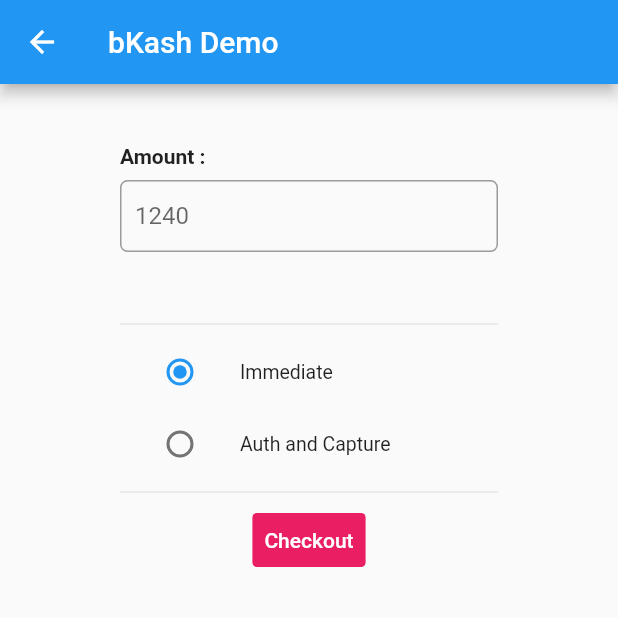
After one commit to hamidhosen42/Flutter-Paymnet-Gateway, a Flutter app: the screen it shows after launch, after a tap on "Bikash Payment", on a phone screen of 412 x 824 dp, the top half of it. The commit adds this screen. Run offline on Flutter 3.47's test engine with Material 2 defaults, Android fonts, the phone set to English and light mode, and no system bars; missing offline and left inert: flutter_bkash, flutter_stripe; network calls fail.

Commit message:
bikash-payment

```diff
--- /dev/null
+++ b/lib/bikash_payment.dart
@@ -0,0 +1,204 @@
+import 'dart:developer' as dev;
+// import 'package:example/utils/style.dart';
+import 'package:flutter/material.dart';
+import 'package:flutter_bkash/flutter_bkash.dart';
+
+enum Intent { sale, authorization }
+
+class BikashPayment extends StatefulWidget {
+  final String title;
+
+  const BikashPayment({Key? key, required this.title}) : super(key: key);
+
+  @override
+  BikashPaymentState createState() => BikashPaymentState();
+}
+
+class BikashPaymentState extends State<BikashPayment> {
+  final GlobalKey<ScaffoldState> _scaffoldKey = GlobalKey<ScaffoldState>();
+  final TextEditingController _amountController = TextEditingController();
+
+  Intent _intent = Intent.sale;
+  FocusNode? focusNode;
+
+  @override
+  void initState() {
+    super.initState();
+
+    focusNode = FocusNode();
+  }
+
+  @override
+  void dispose() {
+    // Clean up the focus node when the Form is disposed.
+    focusNode!.dispose();
+    super.dispose();
+  }
+
+  @override
+  Widget build(BuildContext context) {
+    return Scaffold(
+      key: _scaffoldKey,
+      appBar: AppBar(title: Text(widget.title)),
+      body: SingleChildScrollView(
+        padding: const EdgeInsets.fromLTRB(80, 40, 80, 40),
+        child: Column(
+          crossAxisAlignment: CrossAxisAlignment.start,
+          children: [
+            const Text(
+              'Amount :',
+              style: TextStyle(fontWeight: FontWeight.bold),
+            ),
+            Container(
+              margin: const EdgeInsets.only(top: 8),
+              child: TextFormField(
+                focusNode: focusNode,
+                controller: _amountController,
+                decoration: const InputDecoration(
+                  hintText: "1240",
+                  contentPadding:
+                      EdgeInsets.symmetric(horizontal: 10, vertical: 0),
+                  border: OutlineInputBorder(
+                      borderRadius: BorderRadius.all(Radius.circular(5)),
+                      borderSide: BorderSide(color: Colors.grey)),
+                  focusedBorder: OutlineInputBorder(
+                    borderSide: BorderSide(color: Colors.pink, width: 2.0),
+                  ),
+                  // hintText: reviewTitle,
+                ),
+                keyboardType: TextInputType.number,
+                maxLines: 1,
+                minLines: 1,
+              ),
+            ),
+            const SizedBox(height: 40.0),
+            const Divider(),
+            ListTile(
+              title: const Text('Immediate'),
+              leading: Radio(
+                value: Intent.sale,
+                groupValue: _intent,
+                onChanged: (value) {
+                  setState(() => _intent = value!);
+                },
+              ),
+              dense: true,
+            ),
+            ListTile(
+              title: const Text('Auth and Capture'),
+              leading: Radio(
+                value: Intent.authorization,
+                groupValue: _intent,
+                onChanged: (value) {
+                  setState(() => _intent = value!);
+                },
+              ),
+              dense: true,
+            ),
+            const Divider(),
+            Center(
+              child: TextButton(
+                style: TextButton.styleFrom(
+                    shape: RoundedRectangleBorder(
+                      borderRadius: BorderRadius.circular(3.0),
+                    ),
+                    backgroundColor: Colors.pink),
+                child: const Text(
+                  "Checkout",
+                  style: TextStyle(color: Colors.white),
+                ),
+                onPressed: () {
+                  String amount = _amountController.text.trim();
+                  String intent =
+                      _intent == Intent.sale ? "sale" : "authorization";
+
+                  if (amount.isEmpty) {
+                    // if the amount is empty then show the snack-bar
+                    ScaffoldMessenger.of(context).showSnackBar(const SnackBar(
+                        content: Text(
+                            "Amount is empty. Without amount you can't pay. Try again")));
+                    return;
+                  }
+                  // remove focus from TextField to hide keyboard
+                  focusNode!.unfocus();
+                  // Goto BkashPayment page & pass the params
+                  Navigator.of(context).push(MaterialPageRoute(
+                      builder: (context) => BkashPayment(
+                            /// depend isSandbox (true/false)
+                            isSandbox: true,
+
+                            /// amount of your bkash payment
+                            amount: amount,
+
+                            /// intent would be (sale / authorization)
+                            intent: intent,
+                            // accessToken: '', /// if the user have own access token for verify payment
+                            // currency: 'BDT',
+                            /// bkash url for create payment, when you implement on you project then it be change as your production create url, [when you send it on sandbox mode, send it as empty string '' or anything]
+                            createBKashUrl:
+                                'https://merchantserver.sandbox.bka.sh/api/checkout/v1.2.0-beta/payment/create',
+
+                            /// bkash url for execute payment, , when you implement on you project then it be change as your production create url, [when you send it on sandbox mode, send it as empty string '' or anything]
+                            executeBKashUrl:
+                                'https://merchantserver.sandbox.bka.sh/api/checkout/v1.2.0-beta/payment/execute',
+
+                            /// for script url, when you implement on production the set it live script js (https://scripts.pay.bka.sh/versions/1.2.0-beta/checkout/bKash-checkout-pay.js)
+                            scriptUrl:
+                                'https://scripts.sandbox.bka.sh/versions/1.2.0-beta/checkout/bKash-checkout-sandbox.js',
+
+                            /// the return value from the package
+                            /// status => 'paymentSuccess', 'paymentFailed', 'paymentError', 'paymentClose'
+                            /// data => return value of response
+                            paymentStatus: (status, data) {
+                              dev.log('return status => $status');
+                              dev.log('return data => $data');
+
+                              /// when payment success
+                              if (status == 'paymentSuccess') {
+                                if (data['transactionStatus'] == 'Completed') {
+                                  // Style.basicToast('Payment Success');
+                                }
+                              }
+
+                              /// when payment failed
+                              else if (status == 'paymentFailed') {
+                                if (data.isEmpty) {
+                                  // Style.errorToast('Payment Failed');
+                                } else if (data[0]['errorMessage'].toString() !=
+                                    'null') {
+                                  // Style.errorToast(
+                                  //     "Payment Failed ${data[0]['errorMessage']}");
+                                } else {
+                                  // Style.errorToast("Payment Failed");
+                                }
+                              }
+
+                              // when payment on error
+                              else if (status == 'paymentError') {
+                                // Style.errorToast(
+                                //     jsonDecode(data['responseText'])['error']);
+                              }
+
+                              // when payment close on demand closed the windows
+                              else if (status == 'paymentClose') {
+                                if (data == 'closedWindow') {
+                                  // Style.errorToast(
+                                  //     'Failed to payment, closed screen');
+                                } else if (data == 'scriptLoadedFailed') {
+                                  // Style.errorToast(
+                                  //     'Payment screen loading failed');
+                                }
+                              }
+                              // back to screen to pop()
+                              Navigator.of(context).pop();
+                            },
+                          )));
+                },
+              ),
+            )
+          ],
+        ),
+      ),
+    );
+  }
+}
--- a/lib/home_screen.dart
+++ b/lib/home_screen.dart
@@ -1,6 +1,7 @@
 // ignore_for_file: prefer_const_constructors
 
 import 'package:flutter/material.dart';
+import 'package:flutter_stripe_paymnet/bikash_payment.dart';
 import 'package:flutter_stripe_paymnet/payment_controller.dart';
 
 class PaymentHomeScreen extends StatefulWidget {
@@ -18,9 +19,20 @@
 
     return Scaffold(
       body: Center(
-        child: ElevatedButton(
-          onPressed: () => obj.makePayment(amount: '5', currency: 'USD'),
-          child: Text('Make A Payment'),
+        child: Column(
+          mainAxisAlignment: MainAxisAlignment.center,
+          children: [
+            ElevatedButton(
+              onPressed: () => obj.makePayment(amount: '5', currency: 'USD'),
+              child: Text('Make A Payment'),
+            ),
+            ElevatedButton(
+              onPressed: (){
+                Navigator.push(context, MaterialPageRoute(builder: (context)=>BikashPayment(title: 'bKash Demo')));
+              },
+              child: Text('Bikash Payment'),
+            ),
+          ],
         ),
       ),
     );
--- a/pubspec.yaml
+++ b/pubspec.yaml
@@ -38,6 +38,8 @@
   cupertino_icons: ^1.0.2
   flutter_stripe: any
   http: any
+  flutter_bkash:
+  flutter_paystack:
 
 dev_dependencies:
   flutter_test:
```
Also changed, not shown: pubspec.lock.
